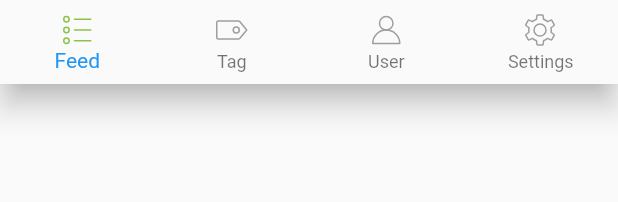
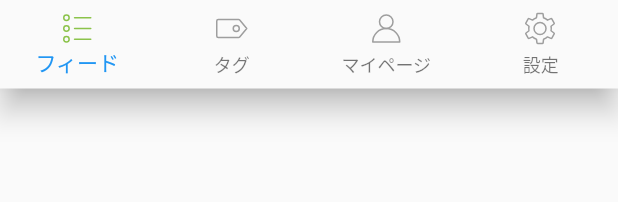
Before and after one commit to shinonome-inc/mobile-hikari-qiita-app, a Flutter app: the _BottomNavigationBar widget shown alone on an empty page, opened directly, on a phone screen of 412 x 824 dp. Shown: the top 202 px of the screen. Run offline on Flutter 3.47's test engine with Material 2 defaults, Android fonts, the phone set to English and light mode, and no system bars; our stand-ins replace flutter_riverpod, flutter_svg, freezed_annotation, gap.

Commit message:
homerootI18n

```diff
--- a/lib/resource/intl_resource.dart
+++ b/lib/resource/intl_resource.dart
@@ -13,13 +13,17 @@ class I18n {
 
   // feed_page
   String get labelFeed => "Feed";
+  String get labelFeedJapanese => "フィード";
 
   // tag_page
   String get labelTag => "Tag";
+  String get labelTagJapanese => "タグ";
 
   // my_page
   String get labelMyPage => "MyPage";
+  String get labelMyPageJapanese => "マイページ";
 
   // settings_page
   String get labelSettings => "Settings";
+  String get labelSettingsJapanese => "設定";
 }
--- a/lib/screen/home_root/home_root_navigation_bar.dart
+++ b/lib/screen/home_root/home_root_navigation_bar.dart
@@ -24,7 +24,7 @@ class _BottomNavigationBar extends ConsumerWidget {
             // ignore: deprecated_member_use
             color: screenIndex == 0 ? Colors.lightGreen : Colors.grey,
           ),
-          label: "Feed",
+          label: I18n().labelFeedJapanese,
         ),
         BottomNavigationBarItem(
           icon: SvgPicture.asset(
@@ -34,7 +34,7 @@ class _BottomNavigationBar extends ConsumerWidget {
             // ignore: deprecated_member_use
             color: screenIndex == 1 ? Colors.lightGreen : Colors.grey,
           ),
-          label: 'Tag',
+          label: I18n().labelTagJapanese,
         ),
         BottomNavigationBarItem(
           icon: SvgPicture.asset(
@@ -44,7 +44,7 @@ class _BottomNavigationBar extends ConsumerWidget {
             // ignore: deprecated_member_use
             color: screenIndex == 2 ? Colors.lightGreen : Colors.grey,
           ),
-          label: 'User',
+          label: I18n().labelMyPageJapanese,
         ),
         BottomNavigationBarItem(
           icon: SvgPicture.asset(
@@ -54,7 +54,7 @@ class _BottomNavigationBar extends ConsumerWidget {
             // ignore: deprecated_member_use
             color: screenIndex == 3 ? Colors.lightGreen : Colors.grey,
           ),
-          label: 'Settings',
+          label: I18n().labelSettingsJapanese,
         ),
       ],
     );
--- a/lib/screen/home_root/home_root_screen.dart
+++ b/lib/screen/home_root/home_root_screen.dart
@@ -2,6 +2,7 @@ import 'package:flutter/material.dart';
 import 'package:flutter_riverpod/flutter_riverpod.dart';
 import 'package:flutter_svg/svg.dart';
 import 'package:qiita_app/provider/home_root/home_root_notifier.dart';
+import 'package:qiita_app/resource/intl_resource.dart';
 import 'package:qiita_app/screen/home_root/home_root_body.dart';
 
 part 'home_root_navigation_bar.dart';
```
